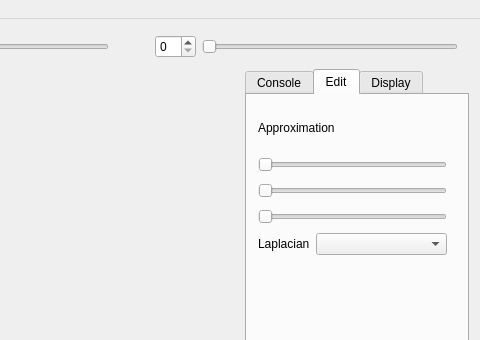
Above: ZGeometry/ZGeometry.ui from sunyzm/ZGeometry before the change; both pictures show x 591 to 1071 and y 0 to 340 of the 1071 by 850 pixel window. Below: the same form after it.
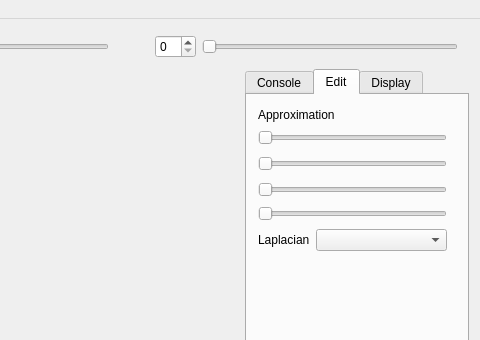
That is the form after the change. Custom widgets are drawn as their Qt base class.

The edit to the form file:
```diff
--- a/ZGeometry/ZGeometry.ui
+++ b/ZGeometry/ZGeometry.ui
@@ -241,6 +241,12 @@
             <layout class="QVBoxLayout" name="verticalLayout_3">
              <item>
               <widget class="QLabel" name="labelApproximation">
+               <property name="sizePolicy">
+                <sizepolicy hsizetype="Preferred" vsizetype="Fixed">
+                 <horstretch>0</horstretch>
+                 <verstretch>0</verstretch>
+                </sizepolicy>
+               </property>
                <property name="text">
                 <string>Approximation</string>
                </property>
@@ -324,6 +330,19 @@
                </property>
               </widget>
              </item>
+             <item>
+              <widget class="QSlider" name="sliderApprox4">
+               <property name="minimum">
+                <number>1</number>
+               </property>
+               <property name="maximum">
+                <number>100</number>
+               </property>
+               <property name="orientation">
+                <enum>Qt::Horizontal</enum>
+               </property>
+              </widget>
+             </item>
             </layout>
            </item>
            <item>
```
